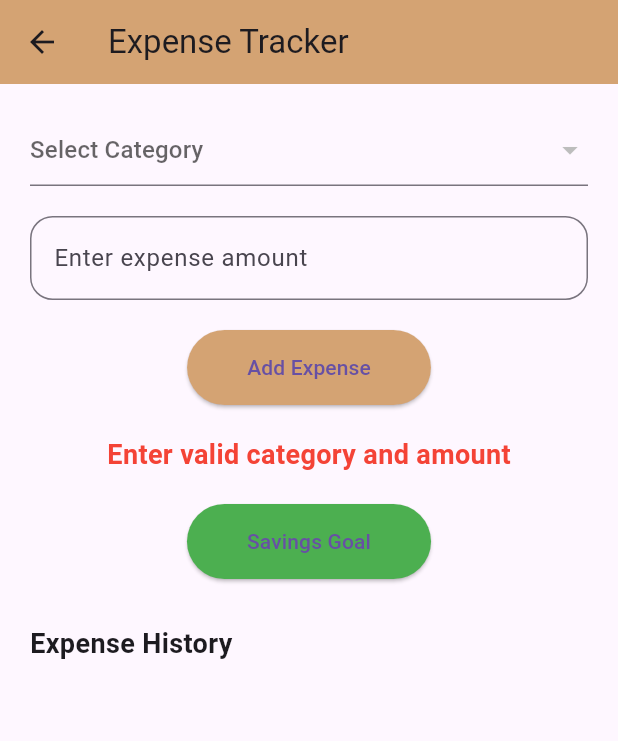
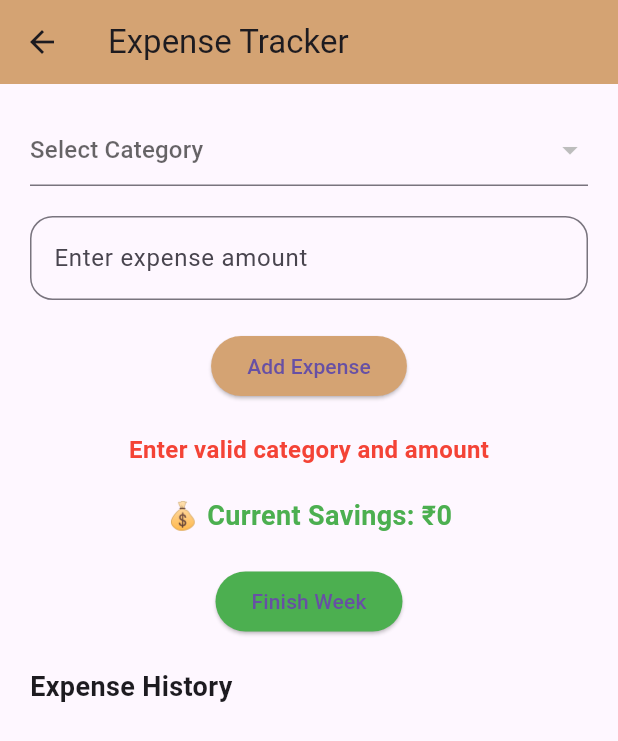
Before and after one commit to Thanusrisabarirajan/SMART_SPEND_APP, a Flutter app: the ExpenseScreen screen opened directly with empty values, after a tap on "Add Expense", on a phone screen of 412 x 824 dp. Shown: the top 741 px of the screen. Run offline on Flutter 3.47's test engine with Material 3 defaults, Android fonts, the phone set to English and light mode, and no system bars; our stand-ins replace fl_chart.

Commit message:
Update expense_screen.dart

```diff
--- a/lib/expense_screen.dart
+++ b/lib/expense_screen.dart
@@ -1,5 +1,4 @@
 import 'package:flutter/material.dart';
-import 'savings_goal_screen.dart';
 
 class ExpenseScreen extends StatefulWidget {
   final List<Map<String, dynamic>> categories;
@@ -28,7 +27,7 @@ class _ExpenseScreenState extends State<ExpenseScreen> {
   void initState() {
     super.initState();
 
-    // Calculate total budget from categories
+    // total initial budget (sum of category limits)
     for (var cat in widget.categories) {
       totalBudget += cat["limit"] as int;
     }
@@ -38,6 +37,15 @@ class _ExpenseScreenState extends State<ExpenseScreen> {
   void dispose() {
     expenseController.dispose();
     super.dispose();
+  }
+
+  // ✅ Calculate remaining (this is your savings)
+  int getTotalRemaining() {
+    int total = 0;
+    for (var cat in widget.categories) {
+      total += cat["limit"] as int;
+    }
+    return total;
   }
 
   void addExpense() {
@@ -78,17 +86,13 @@ class _ExpenseScreenState extends State<ExpenseScreen> {
 
       });
 
-      // Spending reminder
+      // Spending warning
       if (totalSpent > totalBudget * 0.7) {
-
         ScaffoldMessenger.of(context).showSnackBar(
           const SnackBar(
-            content: Text(
-              "⚠️ You are spending too fast. Try to control your expenses.",
-            ),
+            content: Text("⚠️ You are spending too fast"),
           ),
         );
-
       }
 
     } else {
@@ -106,6 +110,8 @@ class _ExpenseScreenState extends State<ExpenseScreen> {
   @override
   Widget build(BuildContext context) {
 
+    int totalSavings = getTotalRemaining();
+
     return Scaffold(
 
       appBar: AppBar(
@@ -120,17 +126,16 @@ class _ExpenseScreenState extends State<ExpenseScreen> {
 
           children: [
 
+            // CATEGORY DROPDOWN
             DropdownButtonFormField<String>(
               hint: const Text("Select Category"),
-              initialValue: selectedCategory,
-
+              value: selectedCategory,
               items: widget.categories.map((cat) {
                 return DropdownMenuItem<String>(
                   value: cat["name"],
                   child: Text("${cat["name"]} (₹${cat["limit"]})"),
                 );
               }).toList(),
-
               onChanged: (value) {
                 setState(() {
                   selectedCategory = value;
@@ -140,6 +145,7 @@ class _ExpenseScreenState extends State<ExpenseScreen> {
 
             const SizedBox(height: 20),
 
+            // AMOUNT INPUT
             TextField(
               controller: expenseController,
               keyboardType: TextInputType.number,
@@ -153,24 +159,22 @@ class _ExpenseScreenState extends State<ExpenseScreen> {
 
             const SizedBox(height: 20),
 
+            // ADD BUTTON
             ElevatedButton(
               onPressed: addExpense,
               style: ElevatedButton.styleFrom(
                 backgroundColor: const Color(0xFFD4A373),
-                padding: const EdgeInsets.symmetric(
-                  horizontal: 40,
-                  vertical: 15,
-                ),
               ),
               child: const Text("Add Expense"),
             ),
 
             const SizedBox(height: 20),
 
+            // MESSAGE
             Text(
               message,
               style: TextStyle(
-                fontSize: 18,
+                fontSize: 16,
                 fontWeight: FontWeight.bold,
                 color: messageColor,
               ),
@@ -178,15 +182,30 @@ class _ExpenseScreenState extends State<ExpenseScreen> {
 
             const SizedBox(height: 20),
 
+            // ✅ LIVE SAVINGS
+            Text(
+              "💰 Current Savings: ₹$totalSavings",
+              style: const TextStyle(
+                fontSize: 18,
+                fontWeight: FontWeight.bold,
+                color: Colors.green,
+              ),
+            ),
+
+            const SizedBox(height: 20),
+
+            // ✅ FINISH WEEK BUTTON
             ElevatedButton(
               onPressed: () {
 
-                Navigator.push(
-                  context,
-                  MaterialPageRoute(
-                    builder: (context) => SavingsGoalScreen(
-                      totalBudget: totalBudget,
-                      totalSpent: totalSpent,
+                int finalSavings = getTotalRemaining();
+
+                showDialog(
+                  context: context,
+                  builder: (context) => AlertDialog(
+                    title: const Text("Weekly Summary"),
+                    content: Text(
+                      "🎉 You saved ₹$finalSavings this week!",
                     ),
                   ),
                 );
@@ -194,15 +213,11 @@ class _ExpenseScreenState extends State<ExpenseScreen> {
               },
               style: ElevatedButton.styleFrom(
                 backgroundColor: Colors.green,
-                padding: const EdgeInsets.symmetric(
-                  horizontal: 40,
-                  vertical: 15,
-                ),
               ),
-              child: const Text("Savings Goal"),
+              child: const Text("Finish Week"),
             ),
 
-            const SizedBox(height: 30),
+            const SizedBox(height: 20),
 
             const Align(
               alignment: Alignment.centerLeft,
```
